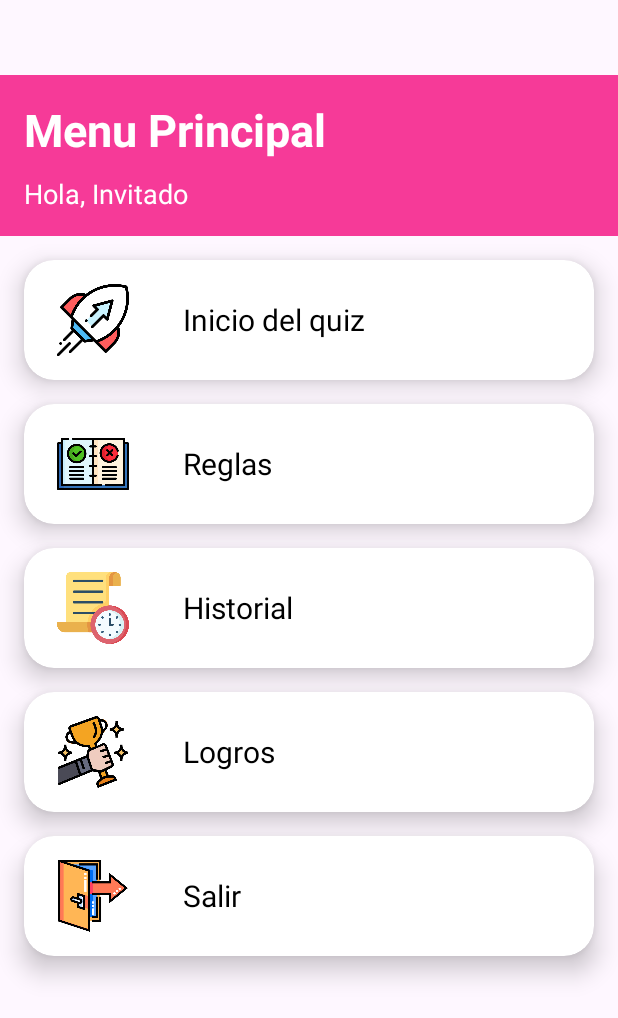
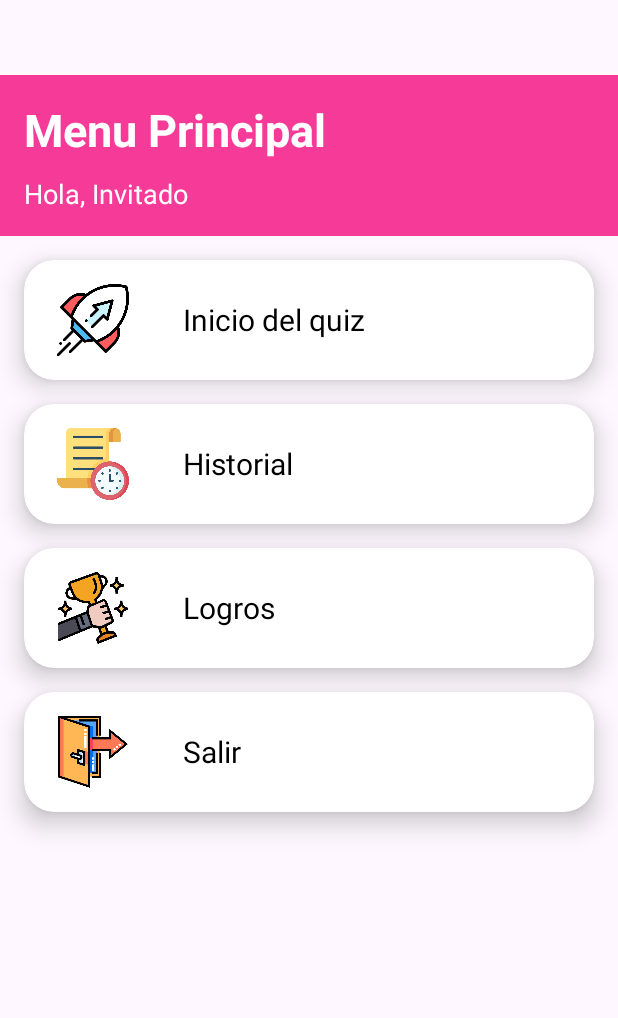
Before and after one commit to JmanCentral/Frontend, an Android app: the MenuActivity screen opened directly, with no data from a screen before it, on a phone screen of 412 x 824 dp. Shown: the top 1018 px of the screen. Run offline under Robolectric (Android 15) with nearby library versions, the phone set to English and light mode, and no system bars; 1 statement that could not run was skipped.

Commit message:
commits finales

```diff
--- a/app/src/main/java/com/arquitectura/apirest/Entidades/Historial.java
+++ b/app/src/main/java/com/arquitectura/apirest/Entidades/Historial.java
@@ -1,4 +1,5 @@
 package com.arquitectura.apirest.Entidades;
+
 
 public class Historial {
 
--- a/app/src/main/java/com/arquitectura/apirest/Room/HistorialRoom.java
+++ b/app/src/main/java/com/arquitectura/apirest/Room/HistorialRoom.java
@@ -32,7 +32,6 @@ public class HistorialRoom {
     }
 
     public HistorialRoom() {
-        // Constructor sin argumentos
     }
 
     public Long getId() {
--- a/app/src/main/res/layout/activity_menu.xml
+++ b/app/src/main/res/layout/activity_menu.xml
@@ -87,53 +87,10 @@
     </androidx.cardview.widget.CardView>
 
     <androidx.cardview.widget.CardView
-        android:id="@+id/rules"
-        android:layout_width="match_parent"
-        android:layout_height="80dp"
-        android:layout_margin="16dp"
-        android:layout_marginTop="16dp"
-        android:onClick="reglas"
-        app:cardCornerRadius="20dp"
-        app:cardElevation="10dp"
-        app:layout_constraintEnd_toEndOf="parent"
-        app:layout_constraintLeft_toLeftOf="parent"
-        app:layout_constraintRight_toRightOf="parent"
-        app:layout_constraintStart_toStartOf="parent"
-        app:layout_constraintTop_toBottomOf="@id/startQuiz">
-
-        <LinearLayout
-            android:layout_width="wrap_content"
-            android:layout_height="wrap_content"
-            android:orientation="horizontal"
-            android:padding="16dp">
-
-            <ImageView
-                android:layout_width="60dp"
-                android:layout_height="wrap_content"
-                android:layout_weight="1"
-                android:src="@drawable/rules" />
-
-            <TextView
-                android:layout_width="wrap_content"
-                android:layout_height="wrap_content"
-                android:layout_gravity="center"
-                android:layout_marginLeft="30dp"
-                android:layout_weight="1"
-                android:text="Reglas"
-                android:textColor="@color/black"
-                android:textSize="20sp" />
-
-        </LinearLayout>
-
-
-    </androidx.cardview.widget.CardView>
-
-    <androidx.cardview.widget.CardView
         android:id="@+id/history"
         android:layout_width="match_parent"
         android:layout_height="80dp"
         android:layout_margin="16dp"
-        android:layout_marginTop="16dp"
         android:onClick="historial"
         app:cardCornerRadius="20dp"
         app:cardElevation="10dp"
@@ -141,7 +98,7 @@
         app:layout_constraintLeft_toLeftOf="parent"
         app:layout_constraintRight_toRightOf="parent"
         app:layout_constraintStart_toStartOf="parent"
-        app:layout_constraintTop_toBottomOf="@id/rules">
+        app:layout_constraintTop_toBottomOf="@+id/startQuiz">
 
         <LinearLayout
             android:layout_width="wrap_content"
```
Also changed, not shown: app/src/main/java/com/arquitectura/apirest/Frontend/ActualizarPreguntas.java (deleted, +0 -26 lines), app/src/main/java/com/arquitectura/apirest/Frontend/ReglasActivity.java (deleted, +0 -26 lines), app/src/main/java/com/arquitectura/apirest/Frontend/ResultadoActivity.java (deleted, +0 -53 lines), app/src/main/res/layout/activity_categoria.xml (+4 -16 lines).
